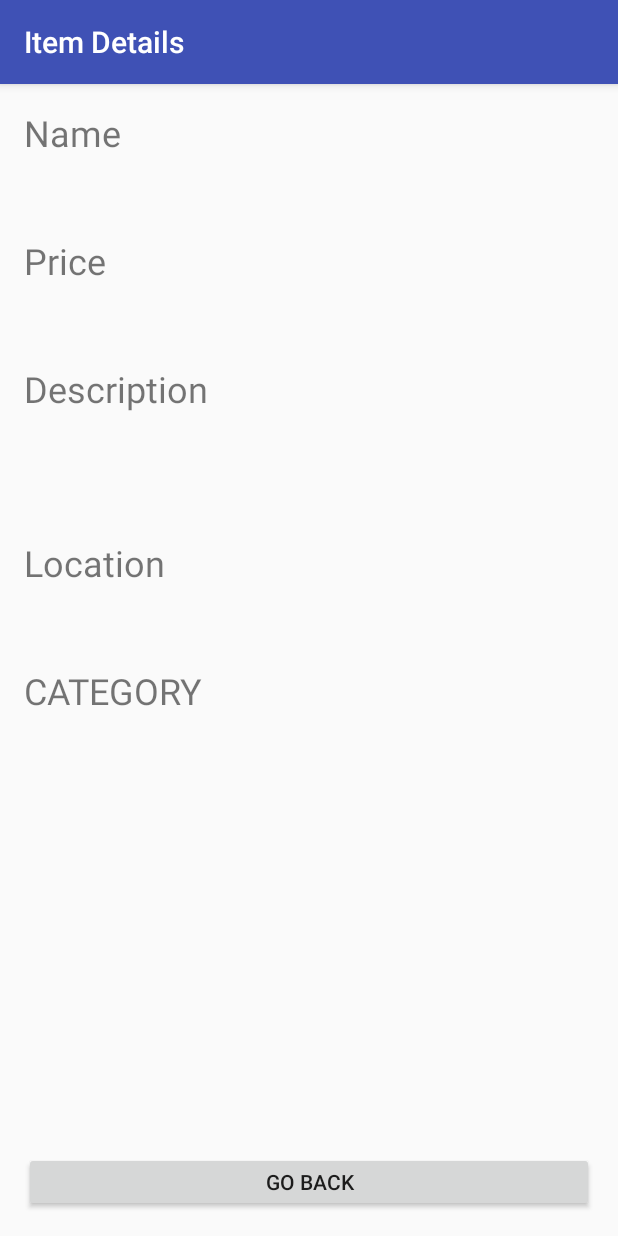
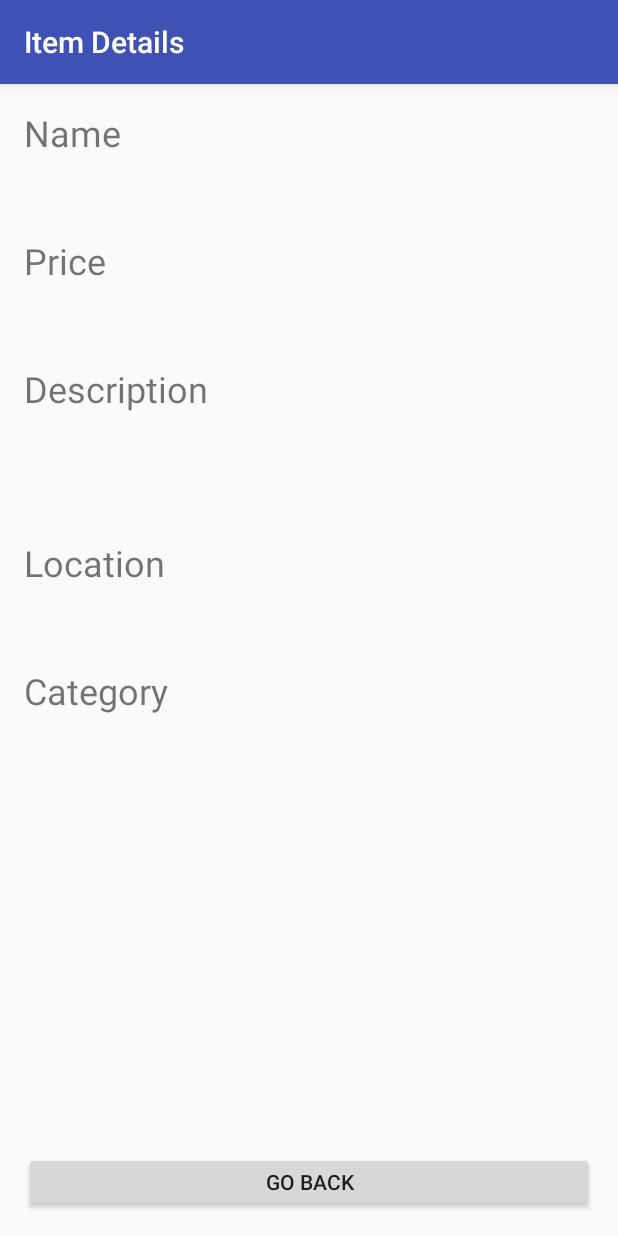
Before and after one commit to team-splash/cs-2340, an Android app: the ItemDetail screen opened directly, with no data from a screen before it, on a phone screen of 412 x 824 dp. Run offline under Robolectric (Android 15) with nearby library versions, the phone set to English and light mode, and no system bars; 7 statements that could not run were skipped.

Commit message:
Uncapitalized category in item details page

```diff
--- a/donationTracker/app/src/main/res/layout/item_detail_activity.xml
+++ b/donationTracker/app/src/main/res/layout/item_detail_activity.xml
@@ -98,7 +98,7 @@
         android:id="@+id/Category"
         android:layout_width="wrap_content"
         android:layout_height="wrap_content"
-        android:text="@string/category"
+        android:text="@string/category2"
         app:layout_constraintTop_toBottomOf="@id/location"
         android:textSize="24sp"
         tools:layout_editor_absoluteX="0dp"
--- a/donationTracker/app/src/main/res/values/strings.xml
+++ b/donationTracker/app/src/main/res/values/strings.xml
@@ -44,6 +44,7 @@
     <string name="long_description">Description</string>
     <string name="item_value">Price</string>
     <string name="location_name">Location</string>
+    <string name="category2">Category</string>
 
     <!--Navigation Strings-->
     <string name="navigation_title_home">Home</string>
```
